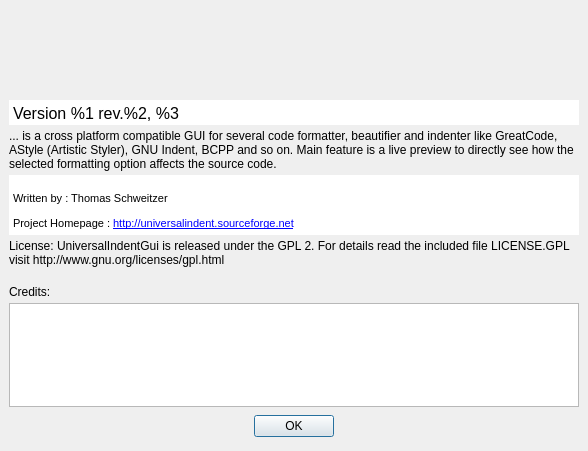
Above: src/aboutdialog.ui from danblakemore/universal-indent-gui before the change. Below: the same form after it.
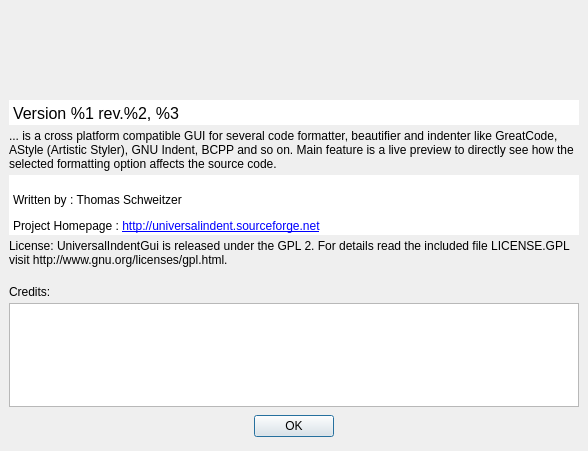
That is the form after the change. Icons and pictures are not drawn.

Commit message: Font size adaption and corrected misspelling

What changed in the file:
```diff
--- a/src/aboutdialog.ui
+++ b/src/aboutdialog.ui
@@ -135,17 +135,17 @@
      <property name="html" >
       <string>&lt;html>&lt;head>&lt;meta name="qrichtext" content="1" />&lt;style type="text/css">
 p, li { white-space: pre-wrap; }
-&lt;/style>&lt;/head>&lt;body style=" font-family:'MS Shell Dlg 2'; font-size:8.25pt; font-weight:400; font-style:normal;">
-&lt;p style=" margin-top:12px; margin-bottom:12px; margin-left:0px; margin-right:0px; -qt-block-indent:0; text-indent:0px; font-size:8pt;">&lt;br />Written by : Thomas Schweitzer&lt;/p>
-&lt;p style=" margin-top:12px; margin-bottom:12px; margin-left:0px; margin-right:0px; -qt-block-indent:0; text-indent:0px; font-size:8pt;">Project Homepage : &lt;a href="http://universalindent.sourceforge.net">&lt;span style=" text-decoration: underline; color:#0000ff;">http://universalindent.sourceforge.net&lt;/span>&lt;/a>&lt;/p>
-&lt;p style=" margin-top:0px; margin-bottom:0px; margin-left:0px; margin-right:0px; -qt-block-indent:0; text-indent:0px; font-size:8pt;">    &lt;/p>&lt;/body>&lt;/html></string>
+&lt;/style>&lt;/head>&lt;body style=" font-family:'Sans Serif'; font-size:9pt; font-weight:400; font-style:normal;">
+&lt;p style=" margin-top:12px; margin-bottom:12px; margin-left:0px; margin-right:0px; -qt-block-indent:0; text-indent:0px; font-family:'MS Shell Dlg 2'; font-size:9pt;">&lt;br />Written by : Thomas Schweitzer&lt;/p>
+&lt;p style=" margin-top:12px; margin-bottom:12px; margin-left:0px; margin-right:0px; -qt-block-indent:0; text-indent:0px; font-family:'MS Shell Dlg 2'; font-size:9pt;">Project Homepage : &lt;a href="http://universalindent.sourceforge.net">&lt;span style=" text-decoration: underline; color:#0000ff;">http://universalindent.sourceforge.net&lt;/span>&lt;/a>&lt;/p>
+&lt;p style=" margin-top:0px; margin-bottom:0px; margin-left:0px; margin-right:0px; -qt-block-indent:0; text-indent:0px; font-family:'MS Shell Dlg 2'; font-size:9pt;">    &lt;/p>&lt;/body>&lt;/html></string>
      </property>
     </widget>
    </item>
    <item>
     <widget class="QLabel" name="licenseLabel" >
      <property name="text" >
-      <string>License: UniversalIndentGui is released under the GPL 2. For details read the included file LICENSE.GPL visit http://www.gnu.org/licenses/gpl.html</string>
+      <string>License: UniversalIndentGui is released under the GPL 2. For details read the included file LICENSE.GPL visit http://www.gnu.org/licenses/gpl.html.</string>
      </property>
      <property name="wordWrap" >
       <bool>true</bool>
```
Left out of the diff: 4 changed lines with no effect on the pictures. The commit also changes 1 other file.
